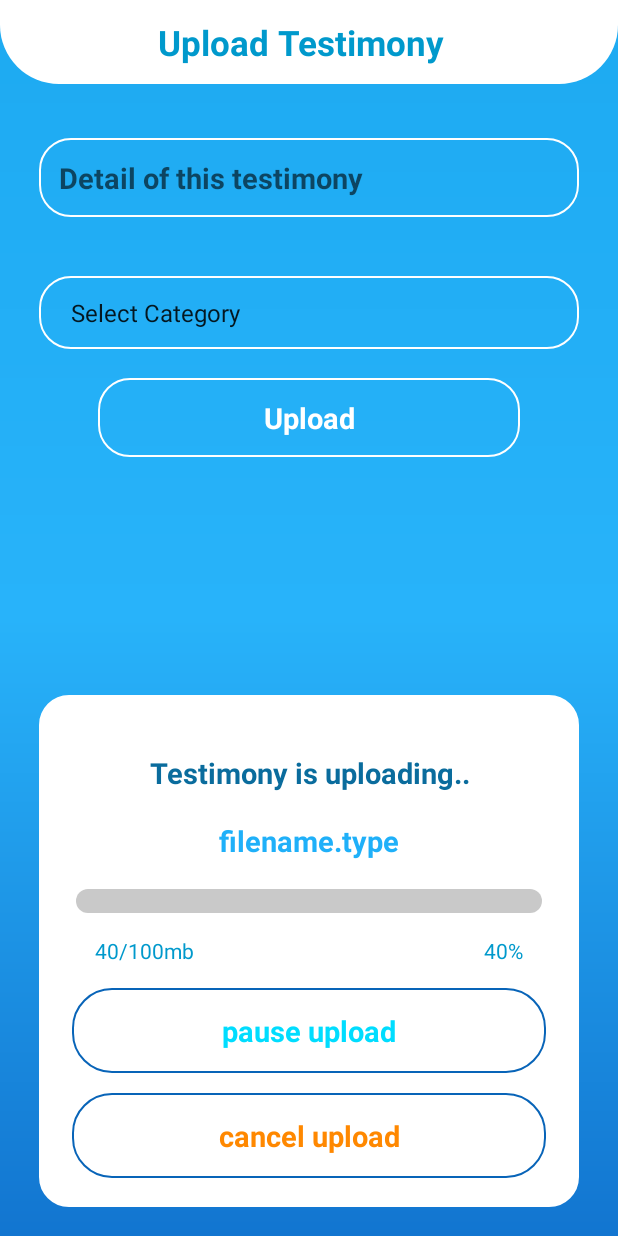
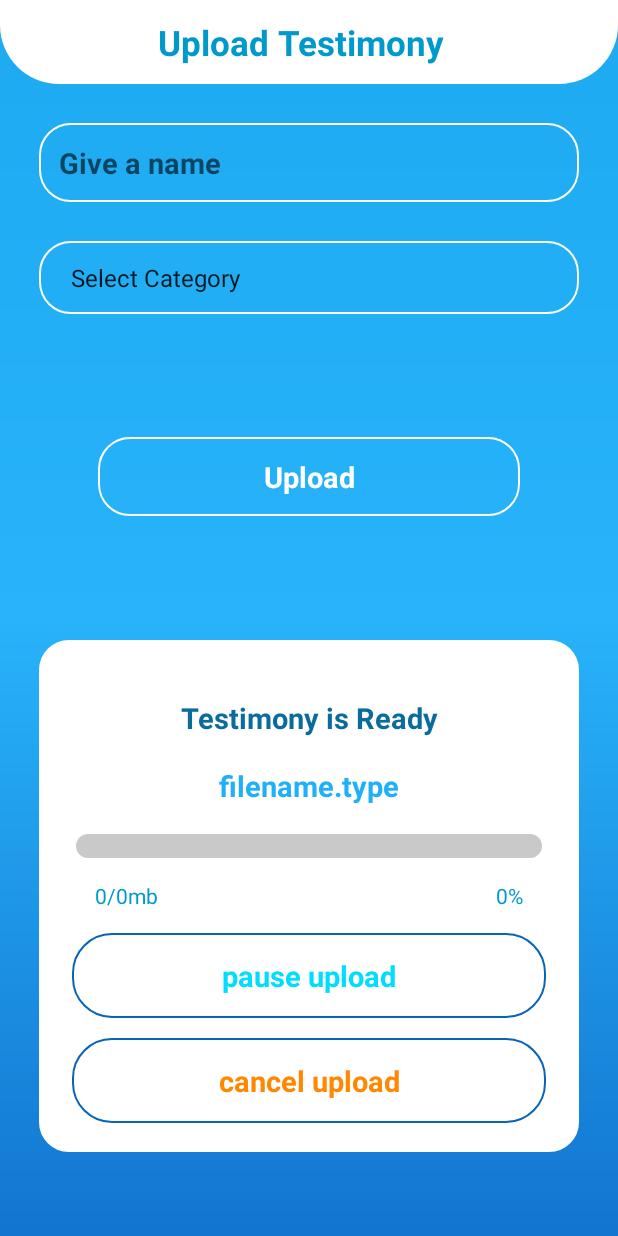
Before and after one commit to abhi-coderr/admin_panel_project, an Android app: the UploadTestimonyActivity screen opened directly, with no data from a screen before it, on a phone screen of 412 x 824 dp. Run offline under Robolectric (Android 15) with nearby library versions, the phone set to English and light mode, and no system bars; our stand-ins replace Firebase (no records; nobody signed in at launch, a user with empty details on screens opened directly), data binding, sdp/ssp sizes; 2 statements that could not run were skipped.

Commit message:
fix : some normal changes.(9th april 23, 14:32)

```diff
--- a/app/src/main/java/com/example/adminapp/ui/activity/TestimonySelectorActivity.kt
+++ b/app/src/main/java/com/example/adminapp/ui/activity/TestimonySelectorActivity.kt
@@ -61,6 +61,11 @@ class TestimonySelectorActivity : AppCompatActivity() {
 
         setUpBinding()
 
+    }
+
+    override fun onPause() {
+        super.onPause()
+        videoUri = null
     }
 
     private fun setUpBinding() = activityBinding.apply {
--- a/app/src/main/res/layout/activity_upload_testimony.xml
+++ b/app/src/main/res/layout/activity_upload_testimony.xml
@@ -47,16 +47,15 @@
             android:layout_width="0dp"
             android:layout_height="wrap_content"
             android:layout_marginHorizontal="@dimen/_20ssp"
-            android:layout_marginTop="36dp"
+            android:layout_marginTop="@dimen/_20sdp"
             android:background="@drawable/select_btn_back"
             android:padding="@dimen/_10sdp"
-            android:hint="@string/detail_of_this_testimony"
+            android:hint="@string/give_a_name"
             android:textAlignment="textStart"
             android:textColor="@color/white"
             android:textSize="@dimen/_15ssp"
             android:textStyle="bold"
             app:layout_constraintEnd_toEndOf="parent"
-            app:layout_constraintHorizontal_bias="0.509"
             app:layout_constraintStart_toStartOf="parent"
             app:layout_constraintTop_toBottomOf="@id/toolbar" />
 
@@ -71,7 +70,7 @@
             android:background="@drawable/select_btn_back"
             app:layout_constraintTop_toBottomOf="@id/testimony_detail"
             app:layout_constraintEnd_toEndOf="parent"
-            android:layout_marginTop="@dimen/_30sdp"
+            android:layout_marginTop="@dimen/_20sdp"
             />
 
         <TextView
@@ -79,7 +78,7 @@
             android:layout_width="0dp"
             android:layout_height="wrap_content"
             android:layout_marginHorizontal="@dimen/_50ssp"
-            android:layout_marginTop="@dimen/_15sdp"
+            android:layout_marginTop="@dimen/_20sdp"
             android:background="@drawable/select_btn_back"
             android:padding="@dimen/_10sdp"
             android:text="@string/upload"
@@ -89,14 +88,17 @@
             android:textStyle="bold"
             app:layout_constraintEnd_toEndOf="parent"
             app:layout_constraintStart_toStartOf="parent"
+            app:layout_constraintBottom_toTopOf="@id/upload_ui_cl"
             app:layout_constraintTop_toBottomOf="@id/testimonyCategory" />
 
         <androidx.constraintlayout.widget.ConstraintLayout
+            android:id="@+id/upload_ui_cl"
             android:layout_width="match_parent"
             android:layout_height="wrap_content"
             android:layout_marginHorizontal="@dimen/_20sdp"
-            android:layout_marginVertical="@dimen/_15sdp"
+            android:layout_marginTop="@dimen/_20sdp"
             android:background="@drawable/curved_white_back"
+            app:layout_constraintTop_toBottomOf="@id/video_upload_btn"
             android:padding="@dimen/_15sdp"
             app:layout_constraintBottom_toBottomOf="parent"
             app:layout_constraintEnd_toEndOf="parent"
@@ -106,7 +108,7 @@
                 android:id="@+id/file_status"
                 android:layout_width="0dp"
                 android:layout_height="wrap_content"
-                android:text="@string/testimony_uploading"
+                android:text="@string/testimony_ready"
                 android:textColor="#0A6C9D"
                 android:textStyle="bold"
                 android:textSize="@dimen/_15ssp"
@@ -168,7 +170,7 @@
                     android:layout_height="wrap_content"
                     android:textColor="@android:color/holo_blue_dark"
                     android:layout_weight="1"
-                    android:text="40/100mb"
+                    android:text="@string/_0_0mb"
                     />
                 <TextView
                     android:id="@+id/percentage_counter"
@@ -176,7 +178,7 @@
                     android:layout_height="wrap_content"
                     android:layout_weight="1"
                     android:textColor="@android:color/holo_blue_dark"
-                    android:text="40%"
+                    android:text="@string/_0"
                     android:textAlignment="textEnd"
                     />
             </LinearLayout>
--- a/app/src/main/res/values/strings.xml
+++ b/app/src/main/res/values/strings.xml
@@ -2,7 +2,8 @@
     <string name="app_name">Admin App</string>
     <string name="admin_streaming">Welcome to Admin panel!</string>
     <string name="select_testimony">Select Testimony</string>
-    <string name="testimony_uploading">Testimony is uploading..</string>
+    <string name="testimony_ready">Testimony is Ready</string>
+    <string name="testimony_uploading">Testimony is Uploading..</string>
     <string name="watch_it">Watch It!</string>
     <string name="streaming_panel">Streaming Panel</string>
     <string name="filename_type">filename.type</string>
@@ -10,6 +11,9 @@
     <string name="detail_of_this_testimony">Detail of this testimony</string>
     <string name="upload_testimony">Upload Testimony</string>
     <string name="upload">Upload</string>
+    <string name="_0_0mb">0/0mb</string>
+    <string name="_0">0%</string>
+    <string name="give_a_name">Give a name</string>
 
     <string-array name="Languages">
         <item>Java</item>
```
Also changed, not shown: app/src/main/AndroidManifest.xml (+9 -3 lines), app/src/main/java/com/example/adminapp/ui/activity/UploadTestimonyActivity.kt (+38 -12 lines).
